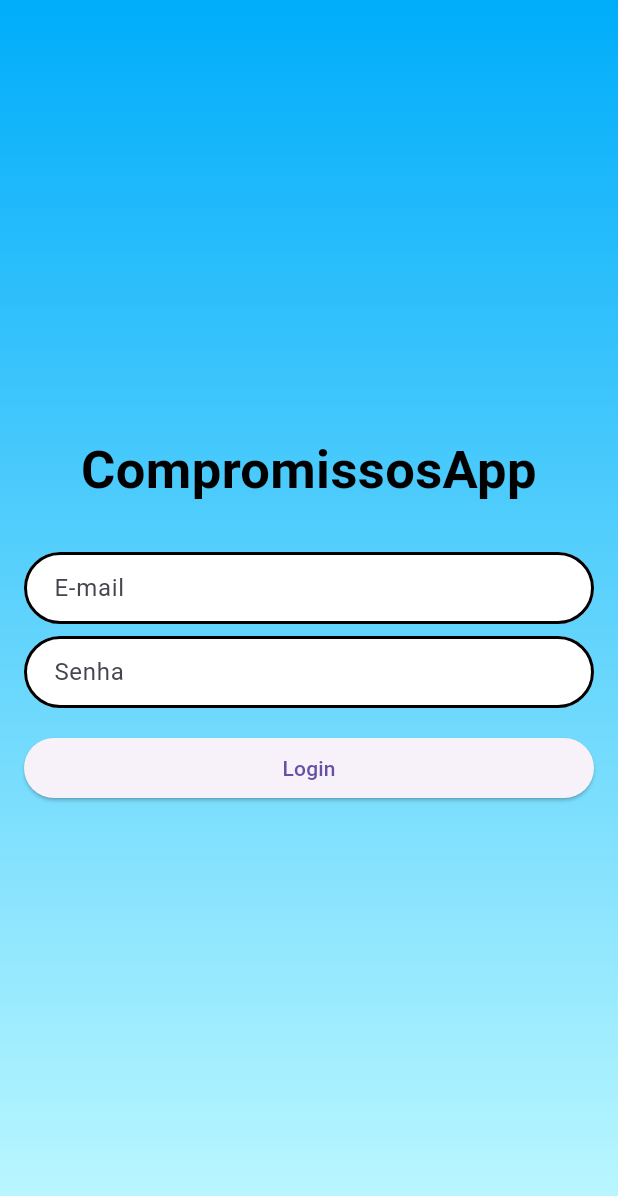
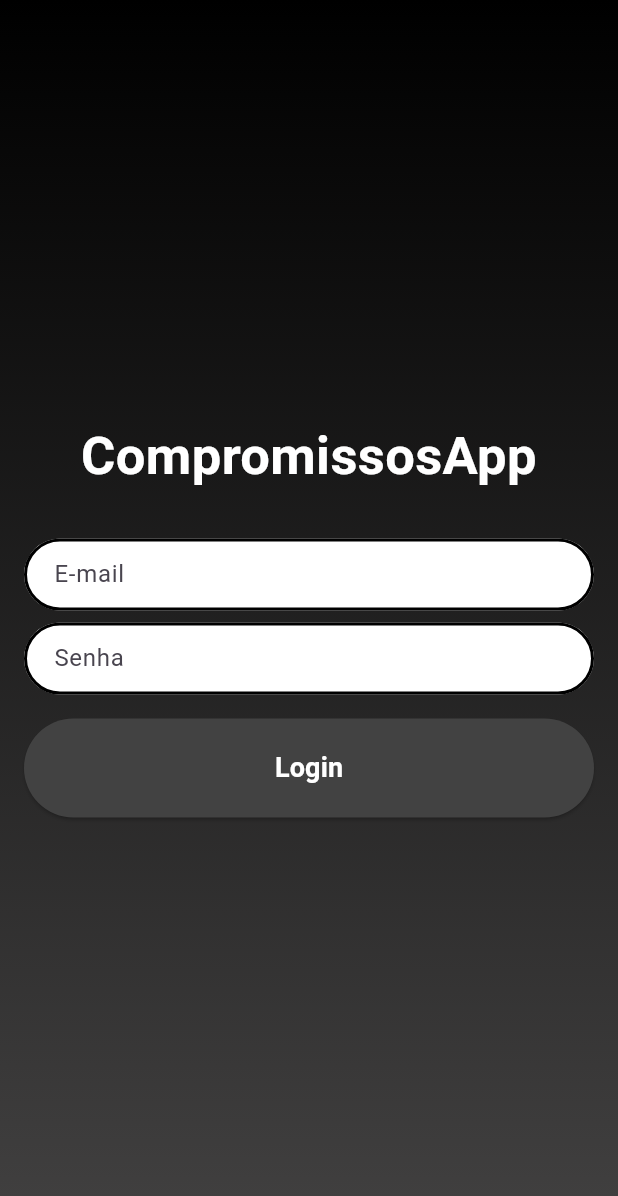
Before and after one commit to josevictormouraa/app-compromissos, a Flutter app: the screen it shows after launch, on a phone screen of 412 x 824 dp. Shown: the top 1196 px of the screen. Run offline on Flutter 3.47's test engine with Material 3 defaults, Android fonts, the light colour scheme and no system bars.

Commit message:
att tela autenticacao cores

```diff
--- a/lib/componetes/cores.dart
+++ b/lib/componetes/cores.dart
@@ -1,7 +1,7 @@
 import 'package:flutter/material.dart';
 
 class Cores{
-  static const Color azulEscuro = Color(0xFF0A6D92);
-  static const Color azulTopoGradiente = Color(0xFF00ADFA);
-  static const Color azulBaixoGradiente = Color(0xFFBFF9FF);
+  static const Color preto = Color.fromARGB(255, 71, 127, 41);
+  static const Color pretoTopoGradiente = Color.fromARGB(255, 0, 0, 0);
+  static const Color pretoBaixoGradiente = Color.fromARGB(255, 66, 65, 65);
 }
--- a/lib/telas/autenticacao.dart
+++ b/lib/telas/autenticacao.dart
@@ -28,8 +28,8 @@ class _AuthScreenState extends State<AuthScreen> {
                 begin: Alignment.topCenter,
                 end: Alignment.bottomCenter,
                 colors: [
-                  Cores.azulTopoGradiente,
-                  Cores.azulBaixoGradiente
+                  Cores.pretoTopoGradiente,
+                  Cores.pretoBaixoGradiente
                 ],
               ),
             ),
@@ -52,7 +52,7 @@ class _AuthScreenState extends State<AuthScreen> {
                         style: TextStyle(
                           fontSize: 35,
                           fontWeight: FontWeight.bold,
-                          color: Colors.black,
+                          color: Color.fromARGB(255, 255, 255, 255),
                         ),
                       ),
                       const SizedBox(height: 30),
@@ -102,7 +102,14 @@ class _AuthScreenState extends State<AuthScreen> {
                             );
                           }
                         },
-                        child: const Text('Login'),
+                        child: const Text('Login', style: TextStyle(fontSize: 18, fontWeight: FontWeight.bold, color: Colors.white)),
+                        style: ElevatedButton.styleFrom(
+                          backgroundColor: Colors.grey.shade800, // Black
+                          shape: RoundedRectangleBorder(
+                            borderRadius: BorderRadius.circular(64), // All borders rounded
+                          ),
+                          padding: const EdgeInsets.all(20.0), // Padding on all sides
+                        ),
                       ),
                     ],
                   ),
```
Also changed, not shown: lib/telas/home.dart (+10 -8 lines).
